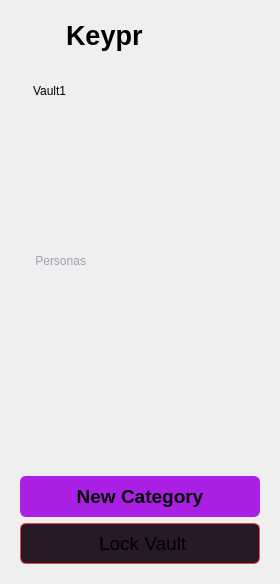
Above: src/sideBar/categoriesselection.ui from Keypr-org/qt_client before the change. Below: the same form after it.
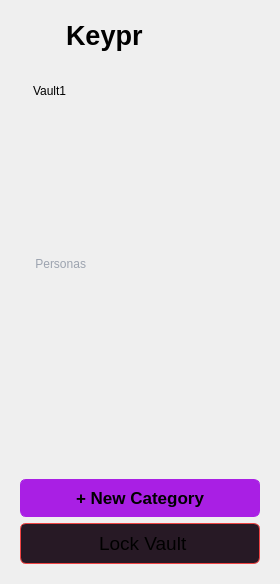
That is the form after the change. Icons and pictures are not drawn. Custom widgets are drawn as their Qt base class.

What changed in the file:
```diff
--- a/src/sideBar/categoriesselection.ui
+++ b/src/sideBar/categoriesselection.ui
@@ -241,7 +241,7 @@
     <widget class="QPushButton" name="createCategory">
      <property name="font">
       <font>
-       <pointsize>14</pointsize>
+       <pointsize>13</pointsize>
        <bold>true</bold>
       </font>
      </property>
@@ -257,10 +257,7 @@
 }</string>
      </property>
      <property name="text">
-      <string>New Category</string>
-     </property>
-     <property name="icon">
-      <iconset theme="QIcon::ThemeIcon::DocumentNew"/>
+      <string>+ New Category</string>
      </property>
      <property name="iconSize">
       <size>
```
